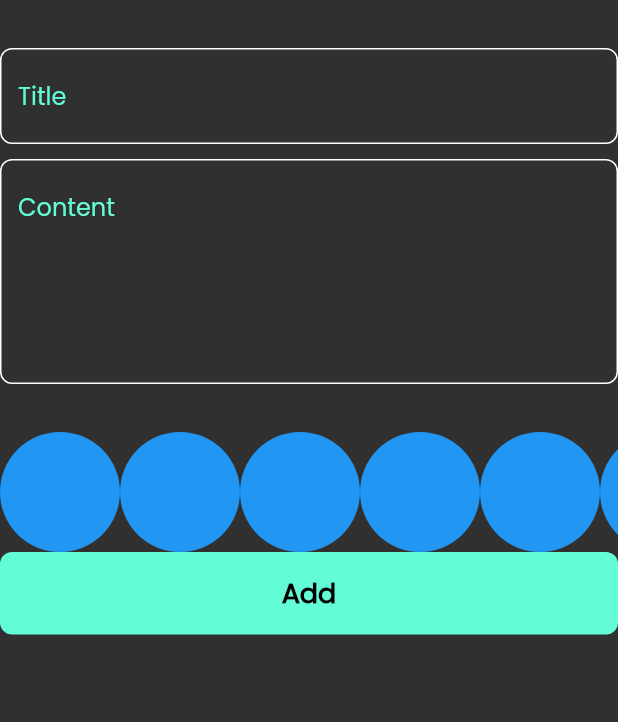
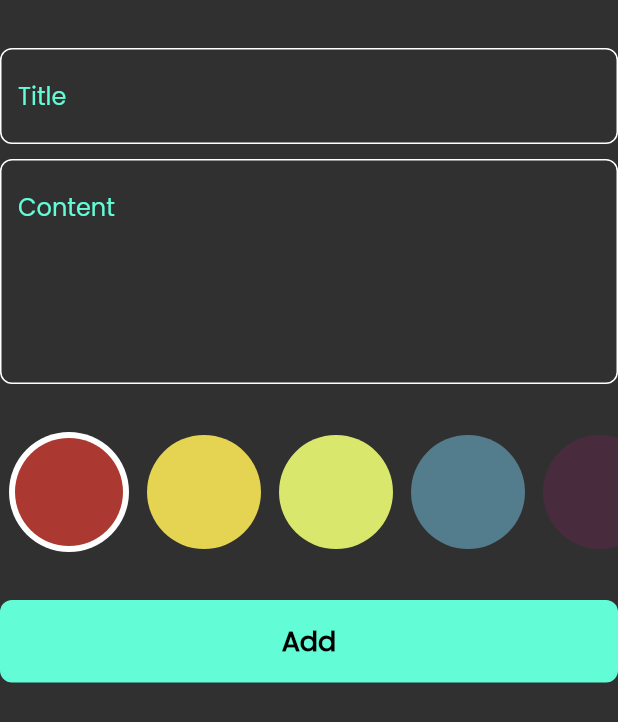
Before and after one commit to mohamedSalah1994/notes_app, a Flutter app: the AddNoteForm widget shown alone on an empty page, opened directly, on a phone screen of 412 x 824 dp. Shown: the top 722 px of the screen. Run offline on Flutter 3.47's test engine with Material 2 defaults, Android fonts, the phone set to English and light mode, and no system bars; our stand-ins replace bloc, flutter_bloc, hive, hive_flutter; missing offline and left inert: dart:ffi; accounts and stored records are empty.

Commit message:
make colors task in add and edit view

```diff
--- a/lib/constants.dart
+++ b/lib/constants.dart
@@ -2,3 +2,10 @@ import 'package:flutter/animation.dart';
 
 const kPrimaryColor = Color(0xff62FCD7);
 const kNotesBox = 'notes_box';
+List<Color> kColors = const [
+  Color(0xffAC3931),
+  Color(0xffE5D352),
+  Color(0xffD9E76C),
+  Color(0xff537D8D),
+  Color(0xff482C3D),
+];
--- a/lib/cubits/add_note_cubit/add_note_cubit.dart
+++ b/lib/cubits/add_note_cubit/add_note_cubit.dart
@@ -1,4 +1,5 @@
 import 'package:bloc/bloc.dart';
+import 'package:flutter/animation.dart';
 import 'package:hive_flutter/hive_flutter.dart';
 import 'package:notes_app/constants.dart';
 import 'package:notes_app/models/note_model.dart';
@@ -7,13 +8,13 @@ part 'add_note_state.dart';
 
 class AddNoteCubit extends Cubit<AddNoteState> {
   AddNoteCubit() : super(AddNoteInitial());
-
+  Color? color = const  Color(0xffAC3931);
   addNote(NoteModel note) {
+    note.color = color!.value;
     emit(AddNoteLoading());
     try {
       var notesBox = Hive.box<NoteModel>(kNotesBox);
       notesBox.add(note);
-
 
       emit(AddNoteSuccess());
     } on Exception catch (e) {
--- a/lib/models/note_model.dart
+++ b/lib/models/note_model.dart
@@ -11,7 +11,7 @@ class NoteModel extends HiveObject {
   @HiveField(2)
   final String date;
   @HiveField(3)
-  final int color;
+  late  int color;
 
    NoteModel({
     required this.title,
--- a/lib/views/edit_note_view.dart
+++ b/lib/views/edit_note_view.dart
@@ -1,6 +1,4 @@
 import 'package:flutter/material.dart';
-import 'package:flutter/src/widgets/container.dart';
-import 'package:flutter/src/widgets/framework.dart';
 import 'package:notes_app/models/note_model.dart';
 
 import '../widgets/edit_note_view_body.dart';
--- a/lib/widgets/add_note_form.dart
+++ b/lib/widgets/add_note_form.dart
@@ -51,6 +51,9 @@ class _AddNoteFormState extends State<AddNoteForm> {
             height: 32,
           ),
           const ColorsListView(),
+          const SizedBox(
+            height: 32,
+          ),
           BlocBuilder<AddNoteCubit, AddNoteState>(
             builder: (context, state) {
               return CustomButton(
--- a/lib/widgets/colors_list_view.dart
+++ b/lib/widgets/colors_list_view.dart
@@ -1,27 +1,64 @@
+import 'dart:ffi';
+
 import 'package:flutter/material.dart';
+import 'package:flutter_bloc/flutter_bloc.dart';
+import 'package:notes_app/constants.dart';
+import 'package:notes_app/cubits/add_note_cubit/add_note_cubit.dart';
 
 class ColorItem extends StatelessWidget {
-  const ColorItem({super.key});
+  const ColorItem({super.key, required this.isActive, required this.color});
+  final bool isActive;
+  final Color color;
   @override
   Widget build(BuildContext context) {
-    return const CircleAvatar(
-      backgroundColor: Colors.blue,
-      radius: 40,
-    );
+    return isActive
+        ? CircleAvatar(
+            backgroundColor: Colors.white,
+            radius: 40,
+            child: CircleAvatar(
+              backgroundColor: color,
+              radius: 36,
+            ),
+          )
+        : CircleAvatar(
+            backgroundColor: color,
+            radius: 38,
+          );
   }
 }
-class ColorsListView extends StatelessWidget {
+
+class ColorsListView extends StatefulWidget {
   const ColorsListView({super.key});
+
+  @override
+  State<ColorsListView> createState() => _ColorsListViewState();
+}
+
+class _ColorsListViewState extends State<ColorsListView> {
+  int currentIndex = 0;
+
   @override
   Widget build(BuildContext context) {
     return SizedBox(
       height: 80,
       child: ListView.builder(
-
-        itemCount: 10,
+        itemCount: kColors.length,
         scrollDirection: Axis.horizontal,
         itemBuilder: (context, index) {
-          return const ColorItem();
+          return Padding(
+            padding: const EdgeInsets.symmetric(horizontal: 6),
+            child: GestureDetector(
+              onTap: () {
+                currentIndex = index;
+                BlocProvider.of<AddNoteCubit>(context).color = kColors[index];
+                setState(() {});
+              },
+              child: ColorItem(
+                color: kColors[index],
+                isActive: currentIndex == index,
+              ),
+            ),
+          );
         },
       ),
     );
--- a/lib/widgets/note_item.dart
+++ b/lib/widgets/note_item.dart
@@ -29,7 +29,7 @@ class NoteItem extends StatelessWidget {
               ListTile(
                 title: Text(
                   note.title,
-                  style: TextStyle(color: Colors.black, fontSize: 26),
+                  style: const TextStyle(color: Colors.black, fontSize: 26),
                 ),
                 subtitle: Padding(
                   padding: const EdgeInsets.symmetric(vertical: 20),
```
Also changed, not shown: lib/widgets/edit_note_colors_list_view.dart (added, +52 -0 lines), lib/widgets/edit_note_view_body.dart (+9 -4 lines).
